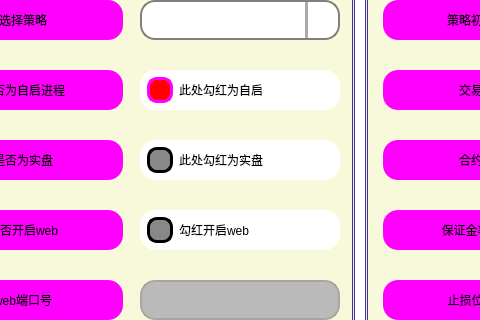
The window that UI/CreateNewProcess_light.ui (shiyindebcd/ProcessTrader) describes before a commit, drawn with Qt 5; both pictures show x 109 to 589 and y 288 to 608 of the 1400 by 798 pixel window.
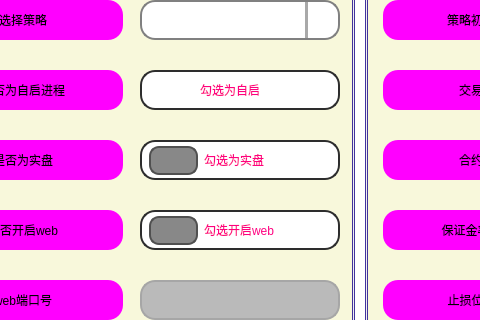
The same window after the commit. Icons and pictures are not drawn.

```diff
--- a/UI/CreateNewProcess_light.ui
+++ b/UI/CreateNewProcess_light.ui
@@ -1082,8 +1082,10 @@
                     </property>
                     <property name="styleSheet">
                      <string notr="true">QCheckBox{	
+	color: rgb(255, 0, 127);
 	background-color: rgb(255, 255, 255);
-	font: 700 16pt &quot;等线&quot;;
+	font: 700 14pt &quot;等线&quot;;
+	border:2px solid rgb(45, 45, 45);
 	border-radius: 15px;
 	padding:3px 3px 3px 7px;
 }
@@ -1091,19 +1093,19 @@
 	border: 3px solid rgb(255, 85, 0);
 }
 QCheckBox::indicator {
-    width: 20px;
-    height: 20px;
+    width: 45px;
+    height: 25px;
     border-radius:10px;
 }
  
 QCheckBox::indicator:checked {
-    background-color:rgb(255, 0, 0);
-    border: 3px solid rgb(255, 0, 255);
-}
- 
+    background-color:rgb(0, 200, 0);
+    border: 3px solid rgb(255, 0, 0);
+	image: url(:/icon/icons/勾选.svg);
+ }
 QCheckBox::indicator:unchecked {
     background-color:rgb(136, 136, 136);
-    border:3px solid black;
+    border:2px solid rgb(80, 80, 80);
 }
 QCheckBox:disabled{
 	color: rgb(0, 0, 0);
@@ -1112,7 +1114,7 @@
 }</string>
                     </property>
                     <property name="text">
-                     <string>此处勾红为自启</string>
+                     <string>勾选为自启</string>
                     </property>
                     <property name="checked">
                      <bool>true</bool>
@@ -1135,8 +1137,10 @@
                     </property>
                     <property name="styleSheet">
                      <string notr="true">QCheckBox{	
+	color: rgb(255, 0, 127);
 	background-color: rgb(255, 255, 255);
-	font: 700 16pt &quot;等线&quot;;
+	font: 700 14pt &quot;等线&quot;;
+	border:2px solid rgb(45, 45, 45);
 	border-radius: 15px;
 	padding:3px 3px 3px 7px;
 }
@@ -1144,19 +1148,19 @@
 	border: 3px solid rgb(255, 85, 0);
 }
 QCheckBox::indicator {
-    width: 20px;
-    height: 20px;
+    width: 45px;
+    height: 25px;
     border-radius:10px;
 }
  
 QCheckBox::indicator:checked {
-    background-color:rgb(255, 0, 0);
-    border: 3px solid rgb(255, 0, 255);
-}
- 
+    background-color:rgb(0, 200, 0);
+    border: 3px solid rgb(255, 0, 0);
+	image: url(:/icon/icons/勾选.svg);
+ }
 QCheckBox::indicator:unchecked {
     background-color:rgb(136, 136, 136);
-    border:3px solid black;
+    border:2px solid rgb(80, 80, 80);
 }
 QCheckBox:disabled{
 	color: rgb(0, 0, 0);
@@ -1165,7 +1169,7 @@
 }</string>
                     </property>
                     <property name="text">
-                     <string>此处勾红为实盘</string>
+                     <string>勾选为实盘</string>
                     </property>
                    </widget>
                   </item>
@@ -1185,8 +1189,10 @@
                     </property>
                     <property name="styleSheet">
                      <string notr="true">QCheckBox{	
+	color: rgb(255, 0, 127);
 	background-color: rgb(255, 255, 255);
-	font: 700 16pt &quot;等线&quot;;
+	font: 700 14pt &quot;等线&quot;;
+	border:2px solid rgb(45, 45, 45);
 	border-radius: 15px;
 	padding:3px 3px 3px 7px;
 }
@@ -1194,19 +1200,19 @@
 	border: 3px solid rgb(255, 85, 0);
 }
 QCheckBox::indicator {
-    width: 20px;
-    height: 20px;
+    width: 45px;
+    height: 25px;
     border-radius:10px;
 }
  
 QCheckBox::indicator:checked {
-    background-color:rgb(255, 0, 0);
-    border: 3px solid rgb(255, 0, 255);
-}
- 
+    background-color:rgb(0, 200, 0);
+    border: 3px solid rgb(255, 0, 0);
+	image: url(:/icon/icons/勾选.svg);
+ }
 QCheckBox::indicator:unchecked {
     background-color:rgb(136, 136, 136);
-    border:3px solid black;
+    border:2px solid rgb(80, 80, 80);
 }
 QCheckBox:disabled{
 	color: rgb(0, 0, 0);
@@ -1215,7 +1221,7 @@
 }</string>
                     </property>
                     <property name="text">
-                     <string>勾红开启web</string>
+                     <string>勾选开启web</string>
                     </property>
                    </widget>
                   </item>
```
Left out of the diff: 8 changed lines with no effect on the pictures.
